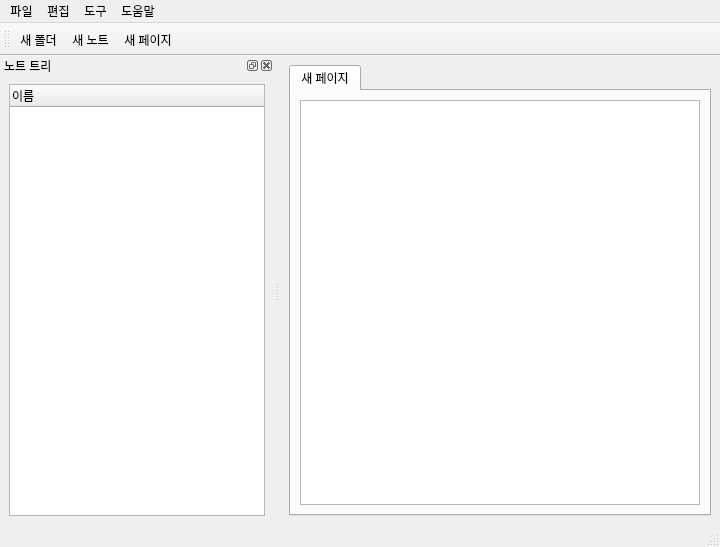
bluekyu/kyuNotebook, file ui/mainWindow.ui: the form before one commit.
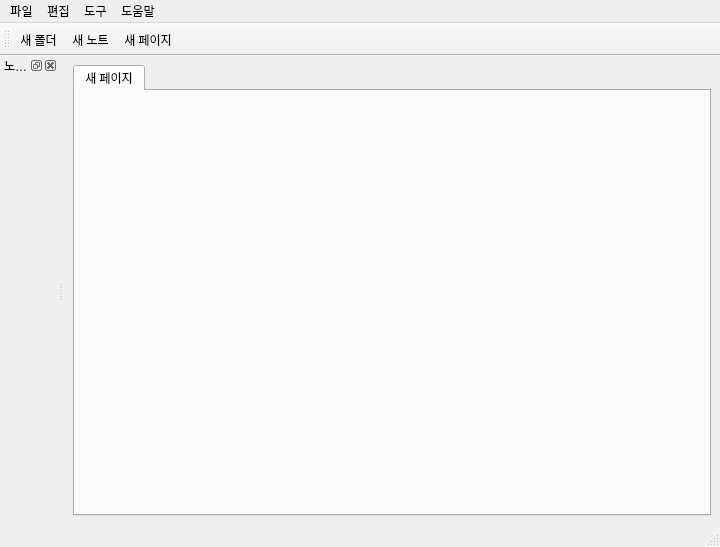
The form after the commit.

Commit message: 노트 트리 객체 분리

What changed in the file:
```diff
--- a/ui/mainWindow.ui
+++ b/ui/mainWindow.ui
@@ -24,11 +24,7 @@
        <attribute name="title">
         <string>새 페이지</string>
        </attribute>
-       <layout class="QHBoxLayout" name="horizontalLayout_3">
-        <item>
-         <widget class="QTextEdit" name="textEdit1"/>
-        </item>
-       </layout>
+       <layout class="QHBoxLayout" name="horizontalLayout_3"/>
       </widget>
      </widget>
     </item>
@@ -74,33 +70,6 @@
    <addaction name="helpMenu"/>
   </widget>
   <widget class="QStatusBar" name="statusbar"/>
-  <widget class="QDockWidget" name="dockWidget">
-   <property name="windowTitle">
-    <string>노트 트리</string>
-   </property>
-   <attribute name="dockWidgetArea">
-    <number>1</number>
-   </attribute>
-   <widget class="QWidget" name="dockWidgetContent">
-    <layout class="QHBoxLayout" name="horizontalLayout_2">
-     <item>
-      <widget class="QTreeWidget" name="noteTree">
-       <property name="columnCount">
-        <number>1</number>
-       </property>
-       <attribute name="headerDefaultSectionSize">
-        <number>101</number>
-       </attribute>
-       <column>
-        <property name="text">
-         <string>이름</string>
-        </property>
-       </column>
-      </widget>
-     </item>
-    </layout>
-   </widget>
-  </widget>
   <widget class="QToolBar" name="fileToolBar">
    <property name="windowTitle">
     <string>toolBar</string>
@@ -115,6 +84,15 @@
    <addaction name="newNoteAction"/>
    <addaction name="newPageAction"/>
   </widget>
+  <widget class="QDockWidget" name="noteTreeDockWidget">
+   <property name="windowTitle">
+    <string>노트 트리</string>
+   </property>
+   <attribute name="dockWidgetArea">
+    <number>1</number>
+   </attribute>
+   <widget class="QWidget" name="dockWidgetContents"/>
+  </widget>
   <action name="quitAction">
    <property name="text">
     <string>종료</string>
```
Left out of the diff: 20 changed lines with no effect on the pictures. The commit also changes 3 other files.
